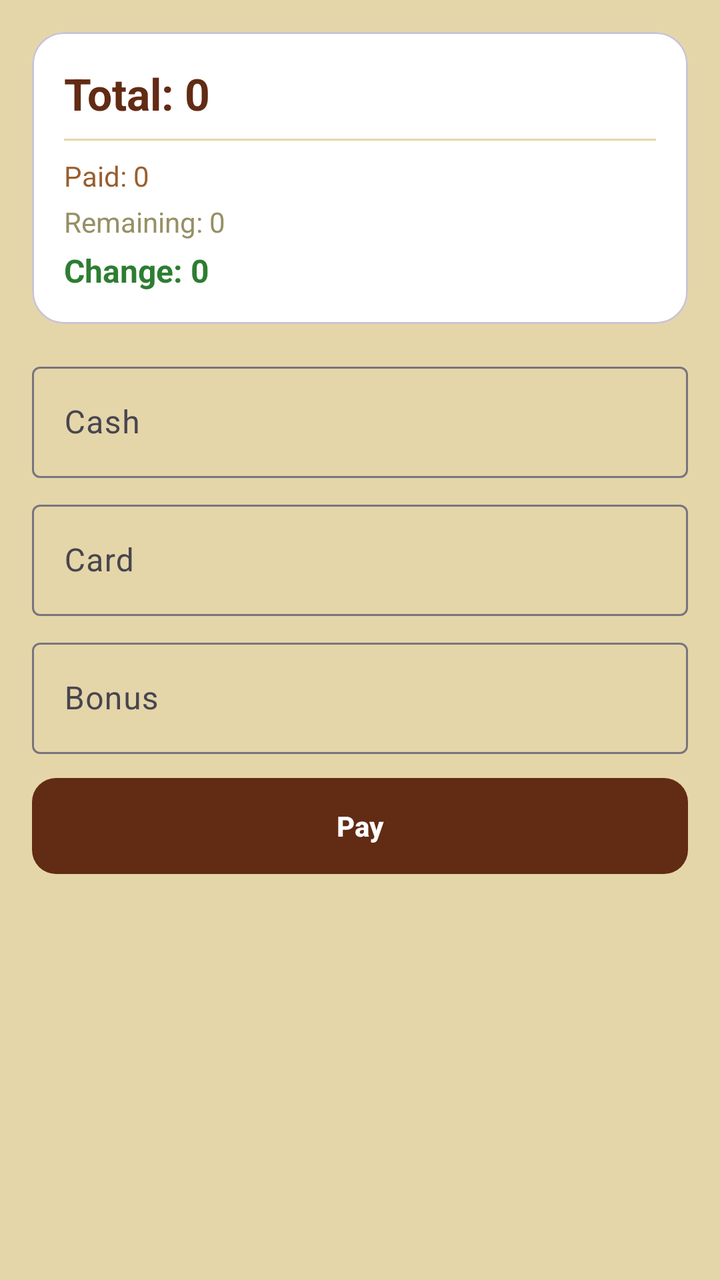
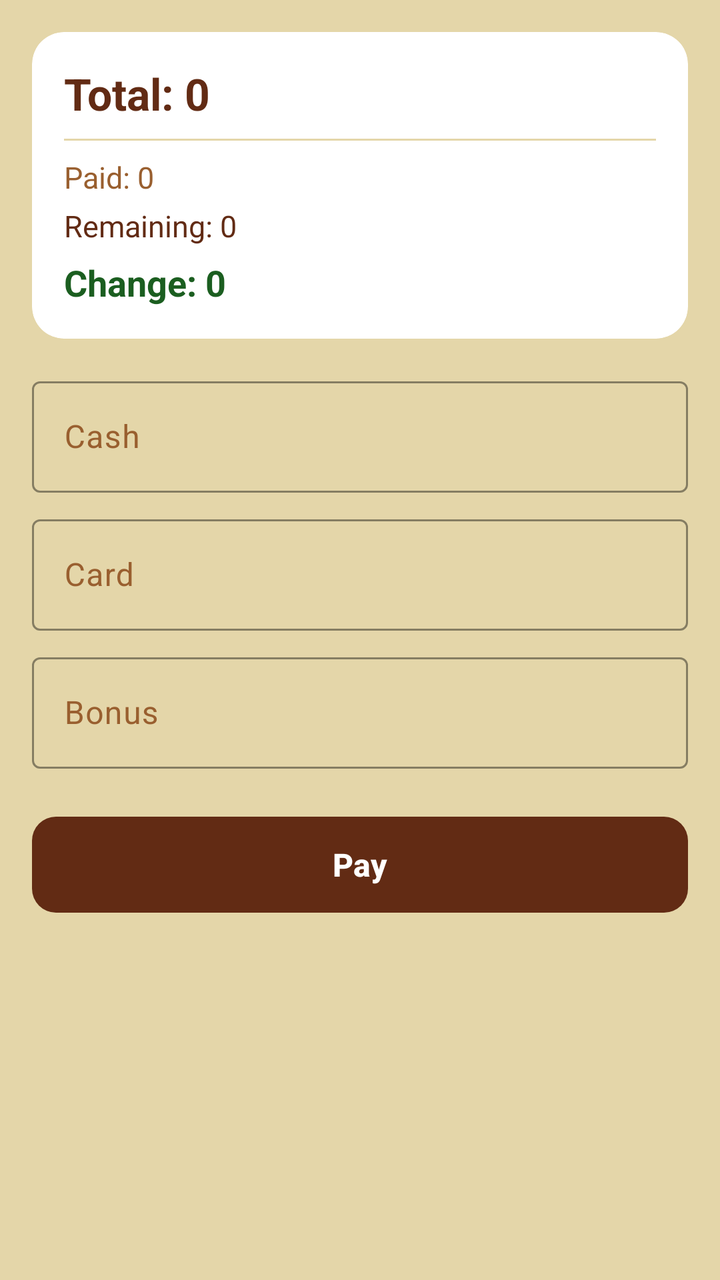

Two renders of the same Android screen: before a commit and after it. Below are the layout's source before the change and the commit's diff.
<!-- AndroidManifest.xml: application theme Theme.MyShopApp -->
<!-- res/layout/fragment_payment.xml -->
<?xml version="1.0" encoding="utf-8"?>
<ScrollView xmlns:android="http://schemas.android.com/apk/res/android"
    xmlns:app="http://schemas.android.com/apk/res-auto"
    android:layout_width="match_parent"
    android:layout_height="match_parent"
    android:background="@color/md_background"
    android:fillViewport="true">

    <LinearLayout
        android:layout_width="match_parent"
        android:layout_height="wrap_content"
        android:orientation="vertical"
        android:padding="16dp">

        <com.google.android.material.card.MaterialCardView
            android:layout_width="match_parent"
            android:layout_height="wrap_content"
            android:layout_marginBottom="16dp"
            app:cardBackgroundColor="@color/md_surface"
            app:cardCornerRadius="16dp">

            <LinearLayout
                android:layout_width="match_parent"
                android:layout_height="wrap_content"
                android:orientation="vertical"
                android:padding="16dp">

                <TextView
                    android:id="@+id/tvTotal"
                    android:layout_width="match_parent"
                    android:layout_height="wrap_content"
                    android:text="Total: 0"
                    android:textColor="@color/md_primary"
                    android:textSize="22sp"
                    android:textStyle="bold" />

                <View
                    android:layout_width="match_parent"
                    android:layout_height="1dp"
                    android:layout_marginVertical="8dp"
                    android:background="@color/md_background" />

                <TextView
                    android:id="@+id/tvPaid"
                    android:layout_width="match_parent"
                    android:layout_height="wrap_content"
                    android:text="Paid: 0"
                    android:textColor="@color/md_secondary"
                    android:textSize="14sp" />

                <TextView
                    android:id="@+id/tvRemaining"
                    android:layout_width="match_parent"
                    android:layout_height="wrap_content"
                    android:layout_marginTop="4dp"
                    android:text="Remaining: 0"
                    android:textColor="@color/md_tertiary"
                    android:textSize="14sp" />

                <TextView
                    android:id="@+id/tvChange"
                    android:layout_width="match_parent"
                    android:layout_height="wrap_content"
                    android:layout_marginTop="4dp"
                    android:text="Change: 0"
                    android:textColor="#2E7D32"
                    android:textSize="16sp"
                    android:textStyle="bold" />
            </LinearLayout>
        </com.google.android.material.card.MaterialCardView>

        <LinearLayout
            android:layout_width="match_parent"
            android:layout_height="wrap_content"
            android:orientation="vertical">

            <com.google.android.material.textfield.TextInputLayout
                style="@style/Widget.Material3.TextInputLayout.OutlinedBox"
                android:layout_width="match_parent"
                android:layout_height="wrap_content"
                android:layout_marginBottom="8dp">

                <com.google.android.material.textfield.TextInputEditText
                    android:id="@+id/etCash"
                    android:layout_width="match_parent"
                    android:layout_height="wrap_content"
                    android:hint="Cash"
                    android:inputType="numberDecimal" />
            </com.google.android.material.textfield.TextInputLayout>

            <com.google.android.material.textfield.TextInputLayout
                style="@style/Widget.Material3.TextInputLayout.OutlinedBox"
                android:layout_width="match_parent"
                android:layout_height="wrap_content"
                android:layout_marginBottom="8dp">

                <com.google.android.material.textfield.TextInputEditText
                    android:id="@+id/etCard"
                    android:layout_width="match_parent"
                    android:layout_height="wrap_content"
                    android:hint="Card"
                    android:inputType="numberDecimal" />
            </com.google.android.material.textfield.TextInputLayout>

            <com.google.android.material.textfield.TextInputLayout
                style="@style/Widget.Material3.TextInputLayout.OutlinedBox"
                android:layout_width="match_parent"
                android:layout_height="wrap_content"
                android:layout_marginBottom="8dp">

                <com.google.android.material.textfield.TextInputEditText
                    android:id="@+id/etBonus"
                    android:layout_width="match_parent"
                    android:layout_height="wrap_content"
                    android:hint="Bonus"
                    android:inputType="numberDecimal" />
            </com.google.android.material.textfield.TextInputLayout>


        </LinearLayout>

        <com.google.android.material.button.MaterialButton
            android:id="@+id/btnPay"
            android:layout_width="match_parent"
            android:layout_height="56dp"
            android:text="Pay"
            android:textStyle="bold"
            app:backgroundTint="@color/md_primary"
            app:cornerRadius="12dp" />

    </LinearLayout>
</ScrollView>
<!-- resources referenced by this layout -->
<resources>
  <color name="md_background">#E4D6A9</color>
  <color name="md_primary">#622B14</color>
  <color name="md_secondary">#995F2F</color>
  <color name="md_surface">#FFFFFF</color>
  <color name="md_tertiary">#978F66</color>
  <style name="Theme.MyShopApp" parent="Base.Theme.MyShopApp" />
  <style name="Base.Theme.MyShopApp" parent="Theme.Material3.DayNight.NoActionBar">
          
          
      </style>
</resources>

<!-- the commit's change to res/layout/fragment_payment.xml (unified diff, before → after) -->
@@ -17,7 +17,8 @@
             android:layout_height="wrap_content"
             android:layout_marginBottom="16dp"
             app:cardBackgroundColor="@color/md_surface"
-            app:cardCornerRadius="16dp">
+            app:cardCornerRadius="16dp"
+            app:strokeWidth="0dp">
 
             <LinearLayout
                 android:layout_width="match_parent"
@@ -46,7 +47,7 @@
                     android:layout_height="wrap_content"
                     android:text="Paid: 0"
                     android:textColor="@color/md_secondary"
-                    android:textSize="14sp" />
+                    android:textSize="15sp" />
 
                 <TextView
                     android:id="@+id/tvRemaining"
@@ -54,17 +55,15 @@
                     android:layout_height="wrap_content"
                     android:layout_marginTop="4dp"
                     android:text="Remaining: 0"
-                    android:textColor="@color/md_tertiary"
-                    android:textSize="14sp" />
+                    android:textColor="@color/md_on_surface" android:textSize="15sp" />
 
                 <TextView
                     android:id="@+id/tvChange"
                     android:layout_width="match_parent"
                     android:layout_height="wrap_content"
-                    android:layout_marginTop="4dp"
+                    android:layout_marginTop="6dp"
                     android:text="Change: 0"
-                    android:textColor="#2E7D32"
-                    android:textSize="16sp"
+                    android:textColor="#1B5E20" android:textSize="18sp"
                     android:textStyle="bold" />
             </LinearLayout>
         </com.google.android.material.card.MaterialCardView>
@@ -78,13 +77,17 @@
                 style="@style/Widget.Material3.TextInputLayout.OutlinedBox"
                 android:layout_width="match_parent"
                 android:layout_height="wrap_content"
-                android:layout_marginBottom="8dp">
+                android:layout_marginBottom="8dp"
+                android:textColorHint="@color/md_secondary"
+                app:hintTextColor="@color/md_primary"
+                app:boxStrokeColor="@color/md_primary">
 
                 <com.google.android.material.textfield.TextInputEditText
                     android:id="@+id/etCash"
                     android:layout_width="match_parent"
                     android:layout_height="wrap_content"
                     android:hint="Cash"
+                    android:textColor="@color/md_on_surface"
                     android:inputType="numberDecimal" />
             </com.google.android.material.textfield.TextInputLayout>
 
@@ -92,13 +95,17 @@
                 style="@style/Widget.Material3.TextInputLayout.OutlinedBox"
                 android:layout_width="match_parent"
                 android:layout_height="wrap_content"
-                android:layout_marginBottom="8dp">
+                android:layout_marginBottom="8dp"
+                android:textColorHint="@color/md_secondary"
+                app:hintTextColor="@color/md_primary"
+                app:boxStrokeColor="@color/md_primary">
 
                 <com.google.android.material.textfield.TextInputEditText
                     android:id="@+id/etCard"
                     android:layout_width="match_parent"
                     android:layout_height="wrap_content"
                     android:hint="Card"
+                    android:textColor="@color/md_on_surface"
                     android:inputType="numberDecimal" />
             </com.google.android.material.textfield.TextInputLayout>
 
@@ -106,16 +113,18 @@
                 style="@style/Widget.Material3.TextInputLayout.OutlinedBox"
                 android:layout_width="match_parent"
                 android:layout_height="wrap_content"
-                android:layout_marginBottom="8dp">
+                android:layout_marginBottom="20dp" android:textColorHint="@color/md_secondary"
+                app:hintTextColor="@color/md_primary"
+                app:boxStrokeColor="@color/md_primary">
 
                 <com.google.android.material.textfield.TextInputEditText
                     android:id="@+id/etBonus"
                     android:layout_width="match_parent"
                     android:layout_height="wrap_content"
                     android:hint="Bonus"
+                    android:textColor="@color/md_on_surface"
                     android:inputType="numberDecimal" />
             </com.google.android.material.textfield.TextInputLayout>
-
 
         </LinearLayout>
 
@@ -124,7 +133,8 @@
             android:layout_width="match_parent"
             android:layout_height="56dp"
             android:text="Pay"
-            android:textStyle="bold"
+            android:textColor="@color/md_on_primary" android:textStyle="bold"
+            android:textSize="16sp"
             app:backgroundTint="@color/md_primary"
             app:cornerRadius="12dp" />
 
<!-- resource entries referenced after the edit -->
@@ -1,10 +1,11 @@
 <!-- resources referenced by this layout -->
 <resources>
   <color name="md_background">#E4D6A9</color>
+  <color name="md_on_primary">#FFFFFF</color>
+  <color name="md_on_surface">#622B14</color>
   <color name="md_primary">#622B14</color>
   <color name="md_secondary">#995F2F</color>
   <color name="md_surface">#FFFFFF</color>
-  <color name="md_tertiary">#978F66</color>
   <style name="Theme.MyShopApp" parent="Base.Theme.MyShopApp" />
   <style name="Base.Theme.MyShopApp" parent="Theme.Material3.DayNight.NoActionBar">
           
